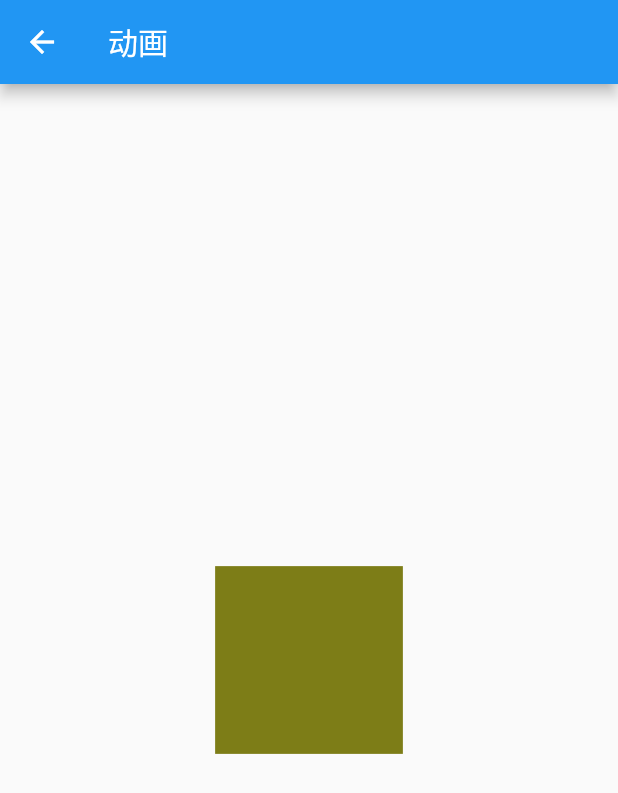
After one commit to puxiaoshuai/flutter_app, a Flutter app: the DemoRouter screen opened by its route, after a tap on "动画", on a phone screen of 412 x 824 dp. The commit adds this screen. Shown: the top 793 px of the screen. Run offline on Flutter 3.47's test engine with Material 2 defaults, Android fonts, the phone set to English and light mode, and no system bars; network calls fail.

Commit message:
登录，动画

```diff
--- /dev/null
+++ b/lib/donghua.dart
@@ -0,0 +1,75 @@
+import 'package:flutter/material.dart';
+class DonghuaPage extends StatefulWidget {
+  @override
+  _DonghuaPageState createState() => new _DonghuaPageState();
+}
+
+class _DonghuaPageState extends State<DonghuaPage> {
+  @override
+  Widget build(BuildContext context) {
+    return  Scaffold(
+      appBar: AppBar(
+        title: Text("动画"),
+      ),
+      body: Logo(),
+    );
+  }
+}
+class Logo extends StatefulWidget  {
+  @override
+  _LogoState createState() => new _LogoState();
+}
+
+class _LogoState extends State<Logo> with SingleTickerProviderStateMixin{
+  Animation animation;
+  Animation q_animation;
+  AnimationController controller;
+  @override
+  void initState() {
+    // TODO: implement initState
+    super.initState();
+    controller=new AnimationController(duration: const Duration(seconds: 3),vsync: this);
+    animation=new Tween(begin: 50.0,end: 255.0).animate(controller)
+    ..addStatusListener((status){
+      if(status==AnimationStatus.completed){
+        controller.reverse();
+      }else if(status==AnimationStatus.dismissed){
+        controller.forward();
+      }
+    });
+
+    controller.forward();
+  }
+  @override
+  Widget build(BuildContext context) {
+    return AnimateLogo(animation: animation,);
+  }
+  @override
+  void dispose() {
+    // TODO: implement dispose
+    controller.dispose();
+    super.dispose();
+
+  }
+}
+class AnimateLogo extends AnimatedWidget
+{
+  AnimateLogo({Key key,Animation animation}):super(key:key,listenable:animation);
+
+  @override
+  Widget build(BuildContext context) {
+    final Animation animation=listenable;
+
+    // TODO: implement build
+    return new Center(
+      child: new Container(
+        color: Color.fromARGB(255, animation.value.toInt(), animation.value.toInt(), 23),
+        margin: new EdgeInsets.symmetric(vertical: 10),
+        height: animation.value,
+        width: animation.value,
+
+      ),
+    );
+  }
+
+}
--- a/lib/project/demomain.dart
+++ b/lib/project/demomain.dart
@@ -91,6 +91,18 @@ class DemoRouter extends StatelessWidget {
             onTap: (){
               Navigator.pushNamed(context, "login");
             },
+          ),
+          new GestureDetector(
+            child: new Container(
+              child: Center(
+                child: Text("动画",style: TextStyle(color: Colors.white,fontSize: 18),),
+              ),
+              color:Colors.pink,
+              height:60,
+            ),
+            onTap: (){
+              Navigator.pushNamed(context, "donghua");
+            },
           )
         ],
       )
```
Also changed, not shown: lib/bujuone.dart (+61 -22 lines), lib/dartdemo/hello.dart (+25 -9 lines), lib/main.dart (+15 -1 lines), lib/qq_page.dart (added, +73 -0 lines).
